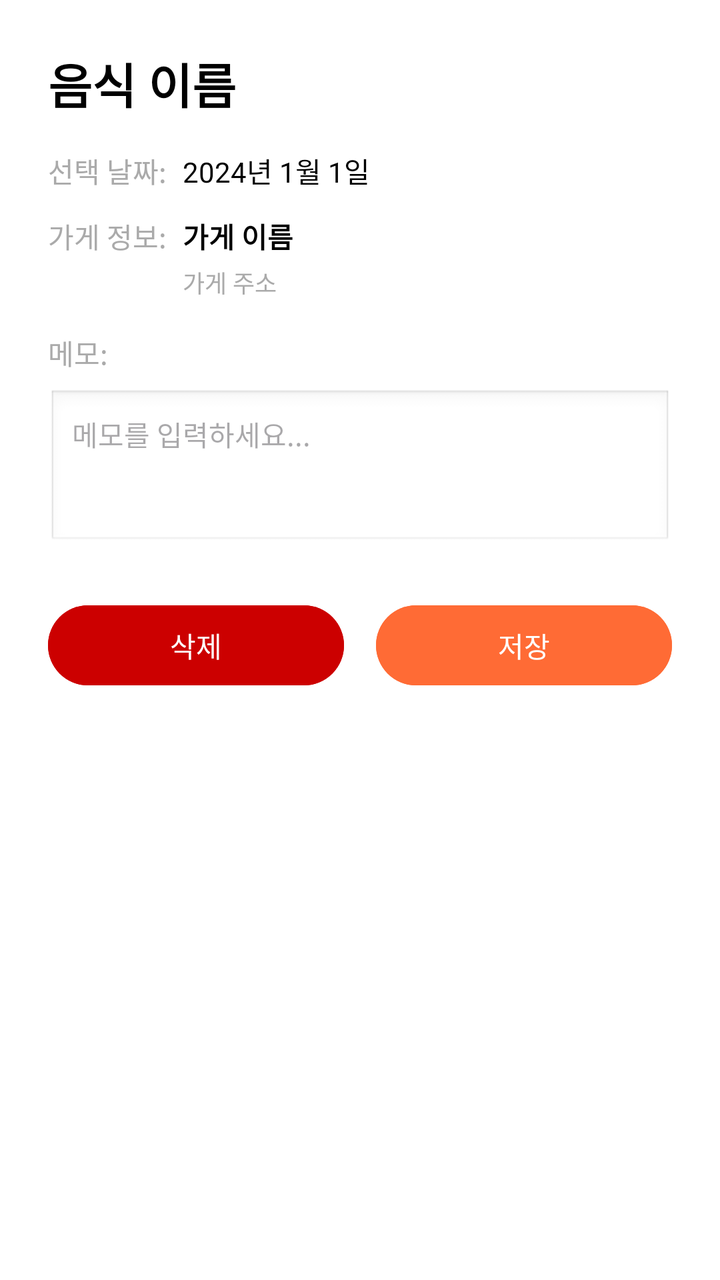
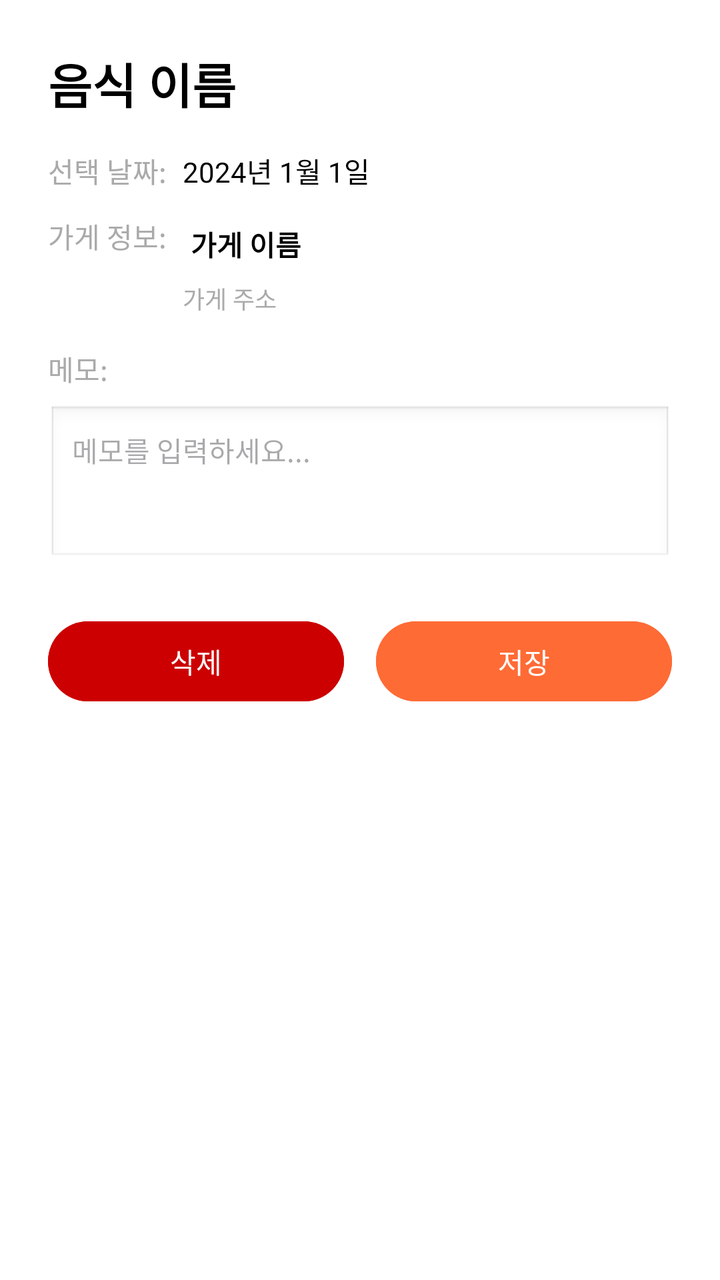

Two renders of the same Android screen: before a commit and after it. Below are the layout's source before the change and the commit's diff.
<!-- AndroidManifest.xml: application theme Theme.Molip_1st -->
<!-- res/layout/bottom_sheet_food_detail.xml -->
<?xml version="1.0" encoding="utf-8"?>
<androidx.core.widget.NestedScrollView xmlns:android="http://schemas.android.com/apk/res/android"
    xmlns:app="http://schemas.android.com/apk/res-auto"
    xmlns:tools="http://schemas.android.com/tools"
    android:layout_width="match_parent"
    android:layout_height="wrap_content"
    android:fillViewport="true">

<androidx.constraintlayout.widget.ConstraintLayout
    android:layout_width="match_parent"
    android:layout_height="wrap_content"
    android:padding="24dp"
    android:background="@android:color/white"
    android:minHeight="400dp">

    
    <TextView
        android:id="@+id/foodNameTextView"
        android:layout_width="0dp"
        android:layout_height="wrap_content"
        android:text="음식 이름"
        android:textSize="24sp"
        android:textStyle="bold"
        android:textColor="@android:color/black"
        app:layout_constraintTop_toTopOf="parent"
        app:layout_constraintStart_toStartOf="parent"
        app:layout_constraintEnd_toEndOf="parent" />

    
    <TextView
        android:id="@+id/dateLabelTextView"
        android:layout_width="wrap_content"
        android:layout_height="wrap_content"
        android:text="선택 날짜:"
        android:textSize="14sp"
        android:textColor="@android:color/darker_gray"
        android:layout_marginTop="16dp"
        app:layout_constraintTop_toBottomOf="@id/foodNameTextView"
        app:layout_constraintStart_toStartOf="parent" />

    <TextView
        android:id="@+id/dateTextView"
        android:layout_width="0dp"
        android:layout_height="wrap_content"
        android:text="2024년 1월 1일"
        android:textSize="14sp"
        android:textColor="@android:color/black"
        app:layout_constraintTop_toTopOf="@id/dateLabelTextView"
        app:layout_constraintBottom_toBottomOf="@id/dateLabelTextView"
        app:layout_constraintStart_toEndOf="@id/dateLabelTextView"
        app:layout_constraintEnd_toEndOf="parent"
        android:layout_marginStart="8dp" />

    
    <TextView
        android:id="@+id/placeLabelTextView"
        android:layout_width="wrap_content"
        android:layout_height="wrap_content"
        android:text="가게 정보:"
        android:textSize="14sp"
        android:textColor="@android:color/darker_gray"
        android:layout_marginTop="12dp"
        app:layout_constraintTop_toBottomOf="@id/dateLabelTextView"
        app:layout_constraintStart_toStartOf="parent" />

    <TextView
        android:id="@+id/placeNameTextView"
        android:layout_width="0dp"
        android:layout_height="wrap_content"
        android:text="가게 이름"
        android:textSize="14sp"
        android:textColor="@android:color/black"
        android:textStyle="bold"
        app:layout_constraintTop_toTopOf="@id/placeLabelTextView"
        app:layout_constraintStart_toEndOf="@id/placeLabelTextView"
        app:layout_constraintEnd_toEndOf="parent"
        android:layout_marginStart="8dp" />

    <TextView
        android:id="@+id/placeAddressTextView"
        android:layout_width="0dp"
        android:layout_height="wrap_content"
        android:text="가게 주소"
        android:textSize="12sp"
        android:textColor="@android:color/darker_gray"
        android:layout_marginTop="4dp"
        app:layout_constraintTop_toBottomOf="@id/placeNameTextView"
        app:layout_constraintStart_toStartOf="@id/placeNameTextView"
        app:layout_constraintEnd_toEndOf="parent" />

    
    <TextView
        android:id="@+id/memoLabelTextView"
        android:layout_width="wrap_content"
        android:layout_height="wrap_content"
        android:text="메모:"
        android:textSize="14sp"
        android:textColor="@android:color/darker_gray"
        android:layout_marginTop="16dp"
        app:layout_constraintTop_toBottomOf="@id/placeAddressTextView"
        app:layout_constraintStart_toStartOf="parent" />

    <EditText
        android:id="@+id/memoEditText"
        android:layout_width="0dp"
        android:layout_height="wrap_content"
        android:minHeight="80dp"
        android:hint="메모를 입력하세요..."
        android:textSize="14sp"
        android:textColor="@android:color/black"
        android:background="@android:drawable/edit_text"
        android:padding="12dp"
        android:gravity="top|start"
        android:inputType="textMultiLine"
        android:maxLines="5"
        android:scrollbars="vertical"
        android:focusableInTouchMode="false"
        android:layout_marginTop="8dp"
        app:layout_constraintTop_toBottomOf="@id/memoLabelTextView"
        app:layout_constraintStart_toStartOf="parent"
        app:layout_constraintEnd_toEndOf="parent" />

    
    <LinearLayout
        android:id="@+id/buttonLayout"
        android:layout_width="0dp"
        android:layout_height="wrap_content"
        android:orientation="horizontal"
        android:layout_marginTop="24dp"
        app:layout_constraintTop_toBottomOf="@id/memoEditText"
        app:layout_constraintStart_toStartOf="parent"
        app:layout_constraintEnd_toEndOf="parent">

        <Button
            android:id="@+id/deleteButton"
            android:layout_width="0dp"
            android:layout_height="wrap_content"
            android:layout_weight="1"
            android:text="삭제"
            android:textColor="@android:color/white"
            android:backgroundTint="@android:color/holo_red_dark"
            android:layout_marginEnd="8dp" />

        <Button
            android:id="@+id/saveButton"
            android:layout_width="0dp"
            android:layout_height="wrap_content"
            android:layout_weight="1"
            android:text="저장"
            android:textColor="@android:color/white"
            android:backgroundTint="@color/primary_orange"
            android:layout_marginStart="8dp" />

    </LinearLayout>

</androidx.constraintlayout.widget.ConstraintLayout>

</androidx.core.widget.NestedScrollView>
<!-- resources referenced by this layout -->
<resources>
  <color name="primary_orange">#FF6B35</color>
  <style name="Theme.Molip_1st" parent="Base.Theme.Molip_1st" />
  <style name="Base.Theme.Molip_1st" parent="Theme.Material3.DayNight.NoActionBar">
          
          
      </style>
</resources>

<!-- the commit's change to res/layout/bottom_sheet_food_detail.xml (unified diff, before → after) -->
@@ -71,6 +71,10 @@
         android:textSize="14sp"
         android:textColor="@android:color/black"
         android:textStyle="bold"
+        android:clickable="true"
+        android:focusable="true"
+        android:background="?attr/selectableItemBackground"
+        android:padding="4dp"
         app:layout_constraintTop_toTopOf="@id/placeLabelTextView"
         app:layout_constraintStart_toEndOf="@id/placeLabelTextView"
         app:layout_constraintEnd_toEndOf="parent"
